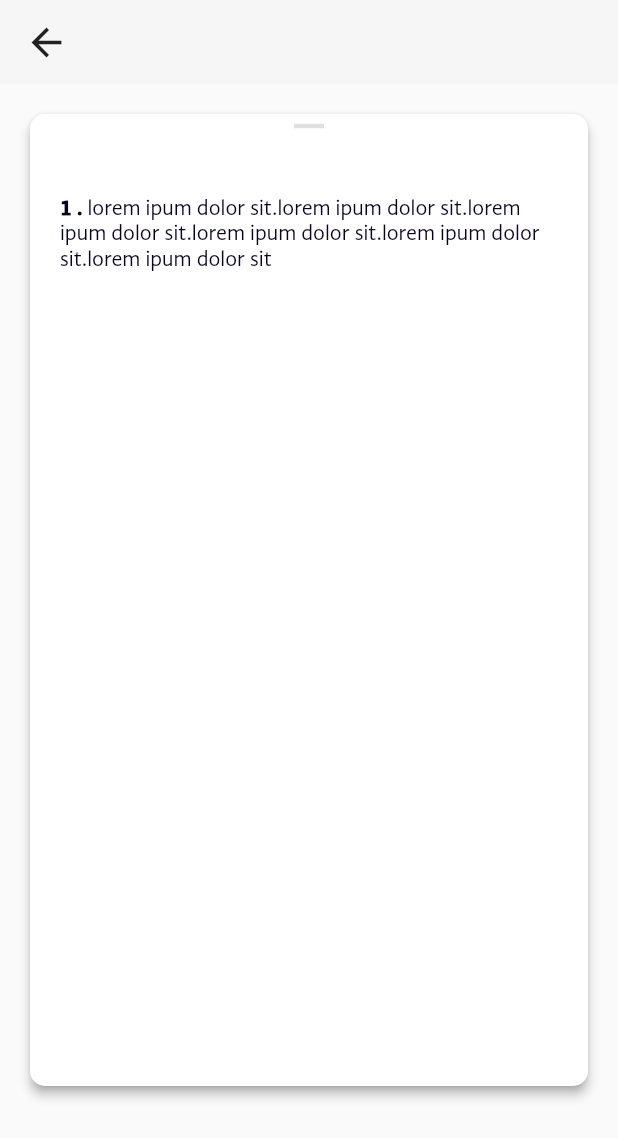
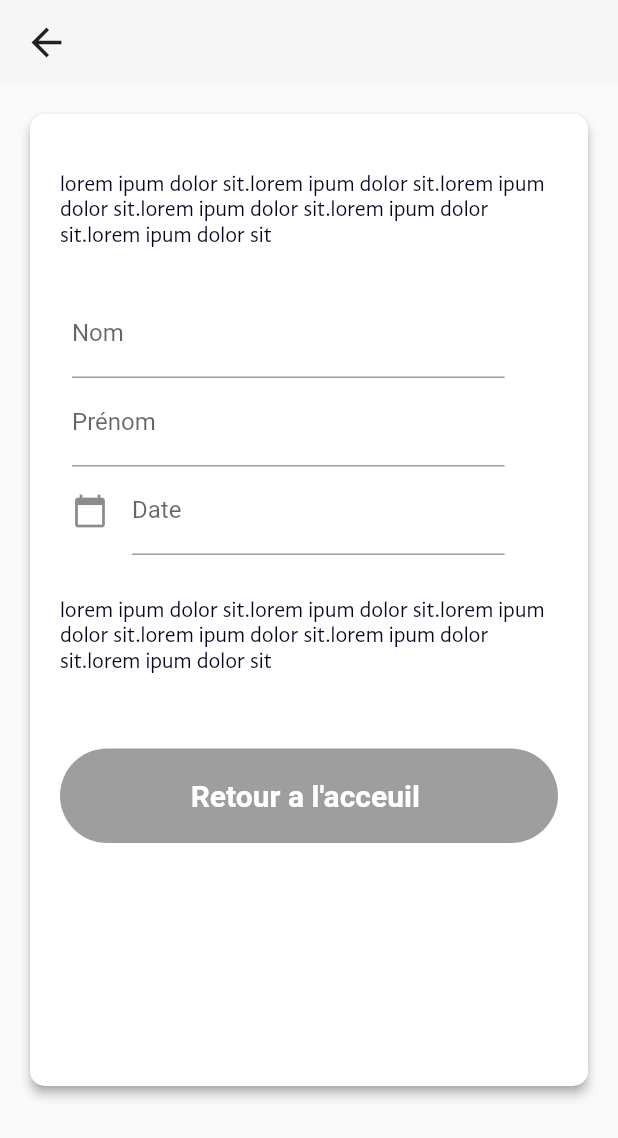
Before and after one commit to MalekSouissi/scores, a Flutter app: the Questionnaire screen opened directly, on a phone screen of 412 x 824 dp. Shown: the top 1138 px of the screen. Run offline on Flutter 3.47's test engine with Material 2 defaults, Android fonts, the phone set to English and light mode, and no system bars; our stand-ins replace eva_icons_flutter, flutter_datetime_picker, flutter_svg; missing offline and left inert: grouped_buttons, international_phone_input; Roboto replaces fonts that are missing (Arial).

Commit message:
Interface questionnaire v1

```diff
--- a/lib/authentification/doctor/signupdoctor.dart
+++ b/lib/authentification/doctor/signupdoctor.dart
@@ -2,9 +2,9 @@ import 'package:flutter/cupertino.dart';
 import 'package:flutter/material.dart';
 import 'package:international_phone_input/international_phone_input.dart';
 import 'package:scores/authentification/sauthentifier.dart';
+import 'package:scores/lists/date.dart';
 import 'package:scores/shared/iconroundedbutton.dart';
 import 'package:scores/widget/choosegender.dart';
-import 'file:///C:/Users/ASUSI7/AndroidStudioProjects/scores/lib/lists/date.dart';
 import 'package:scores/widget/inputfield.dart';
 import 'package:grouped_buttons/grouped_buttons.dart';
 
--- a/lib/main.dart
+++ b/lib/main.dart
@@ -16,7 +16,7 @@ class MyApp extends StatelessWidget {
   Widget build(BuildContext context) {
     return MaterialApp(
       debugShowCheckedModeBanner: false,
-      home: Tache_complete(),
+      home: Questionnaire(),
     );
   }
 }
--- /dev/null
+++ b/lib/profil/components/SimpleText.dart
@@ -0,0 +1,21 @@
+import 'package:flutter/cupertino.dart';
+
+class SimpleText extends StatefulWidget {
+  final String text;
+  SimpleText({@required this.text});
+
+  @override
+  _SimpleTextState createState() => _SimpleTextState();
+}
+
+class _SimpleTextState extends State<SimpleText> {
+  @override
+  Widget build(BuildContext context) {
+    return Text(  widget.text,     style: TextStyle(
+        fontFamily: 'GandhiSans',
+        fontWeight: FontWeight.w400,
+        fontSize: 14.5,
+        color: Color(0xFF0A001F),
+      ),);
+  }
+}
--- a/lib/profil/screens/Questionnaire.dart
+++ b/lib/profil/screens/Questionnaire.dart
@@ -1,5 +1,7 @@
 import 'package:flutter/cupertino.dart';
 import 'package:flutter/material.dart';
+import 'package:scores/profil/components/SimpleText.dart';
+import 'package:scores/shared/roundedbutton.dart';
 
 class Questionnaire extends StatefulWidget {
   @override
@@ -7,6 +9,9 @@ class Questionnaire extends StatefulWidget {
 }
 
 class _QuestionnaireState extends State<Questionnaire> {
+  DateTime selectedDate = DateTime.now();
+  TextEditingController _dateController = TextEditingController();
+  Task task = new Task();
   @override
   Widget build(BuildContext context) {
     return Scaffold(
@@ -33,48 +38,75 @@ class _QuestionnaireState extends State<Questionnaire> {
               left: 20, top: 20.0, right: 20, bottom: 100.0),
           elevation: 3,
           shadowColor: Colors.grey,
+          child: Padding(
+            padding: const EdgeInsets.symmetric(vertical: 38.0, horizontal: 20),
             child: Column(
+              crossAxisAlignment: CrossAxisAlignment.start,
               children: [
-              Container(
-                width: 20,
-                child: Divider(
-                  color: Colors.grey[300],
-                  thickness: 3,
+                SimpleText(
+                  text:
+                      "lorem ipum dolor sit.lorem ipum dolor sit.lorem ipum dolor sit.lorem ipum dolor sit.lorem ipum dolor sit.lorem ipum dolor sit",
+                ),
+                Padding(
+                  padding: const EdgeInsets.symmetric(vertical:28.0, horizontal: 8),
+                  child: SizedBox(
+                    width: MediaQuery.of(context).size.width*0.7,
+                    child: Column(
+
+                      children: [
+                        TextFormField(
+                          decoration: const InputDecoration(
+                            labelText: 'Nom ',
                           ),
                         ),
-              Padding(
-                padding:
-                    const EdgeInsets.symmetric(vertical: 38.0, horizontal: 20),
-                child: RichText(
-                  text: TextSpan(
-                    children: <TextSpan>[
-                      TextSpan(
-                        text: '1 . ',
-                        style: TextStyle(
-                          fontFamily: 'GandhiSans',
-                          fontWeight: FontWeight.w900,
-                          fontSize: 14.5,
-                          color: Color(0xFF0A001F),
+                        TextFormField(
+                          decoration: const InputDecoration(
+                            labelText: 'Prénom ',
                           ),
                         ),
-                      TextSpan(
-                        text:
-                            "lorem ipum dolor sit.lorem ipum dolor sit.lorem ipum dolor sit.lorem ipum dolor sit.lorem ipum dolor sit.lorem ipum dolor sit",
-                        style: TextStyle(
-                          fontFamily: 'GandhiSans',
-                          fontSize: 14.5,
-                          fontWeight: FontWeight.w500,
-                          color: Color(0xFF0A001F),
+                        TextFormField(
+                          onSaved: (val) {
+                            task.date = selectedDate;
+                          },
+                          controller: _dateController,
+                          keyboardType: TextInputType.datetime,
+                          decoration: InputDecoration(
+                            labelText: "Date",
+                            icon: Icon(Icons.calendar_today),
                           ),
+                          validator: (value) {
+                            if (value.isEmpty)
+                              return "Please enter a date for your task";
+                            return null;
+                          },
                         ),
                       ],
                     ),
                   ),
                 ),
+
+                SimpleText(
+                  text:
+                  "lorem ipum dolor sit.lorem ipum dolor sit.lorem ipum dolor sit.lorem ipum dolor sit.lorem ipum dolor sit.lorem ipum dolor sit",
+                ),
+                SizedBox(height: 50,),
+                Align(
+                 alignment: Alignment.bottomCenter,
+                    child: Rounded_Button(
+                      title: "Retour a l'acceuil ",
+                    )),
+
               ],
+            ),
           ),
         ),
       ),
     );
   }
 }
+class Task {
+  String name;
+  DateTime date;
+
+  Task({this.name, this.date});
+}
--- a/lib/profil/screens/Tache_complete.dart
+++ b/lib/profil/screens/Tache_complete.dart
@@ -18,7 +18,7 @@ class Tache_complete extends StatelessWidget {
                 text: TextSpan(
                   children: <TextSpan>[
                     TextSpan(
-                      text: "Bon travail !",
+                      text: "Bon travail !                ",
                       style: TextStyle(
                         fontFamily: 'GandhiSans',
                         fontWeight: FontWeight.w900,
```
Also changed, not shown: lib/profil/screens/Questionnaire2.dart (added, +80 -0 lines). Lines whose indentation alone changed are shown as unchanged.
